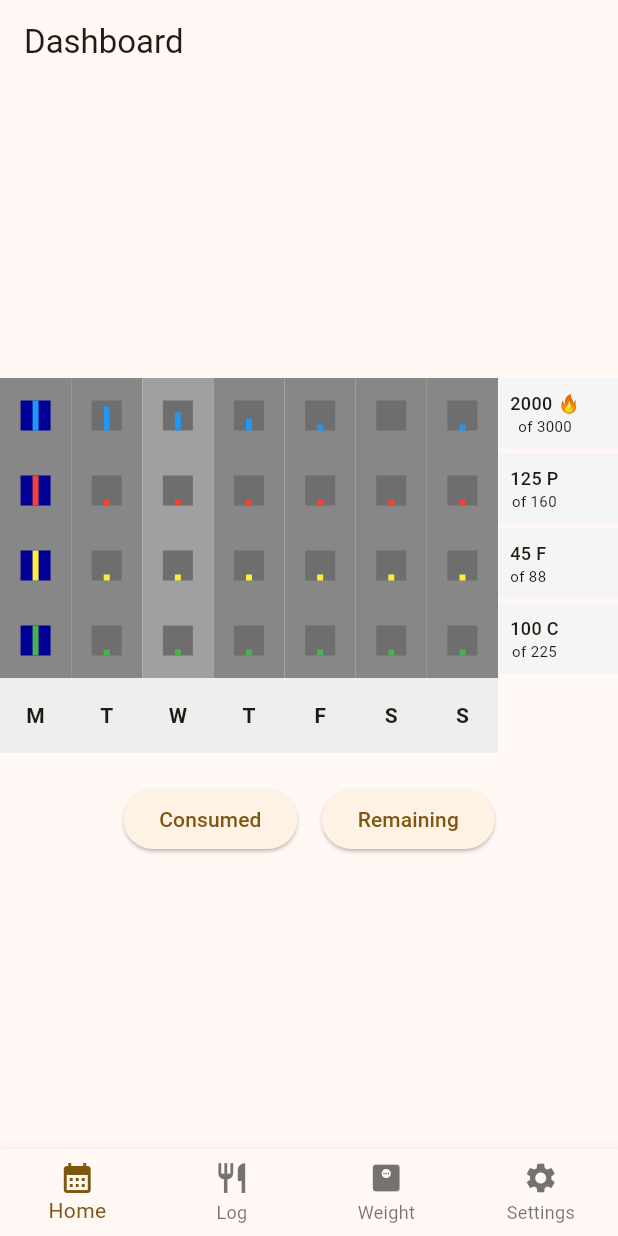
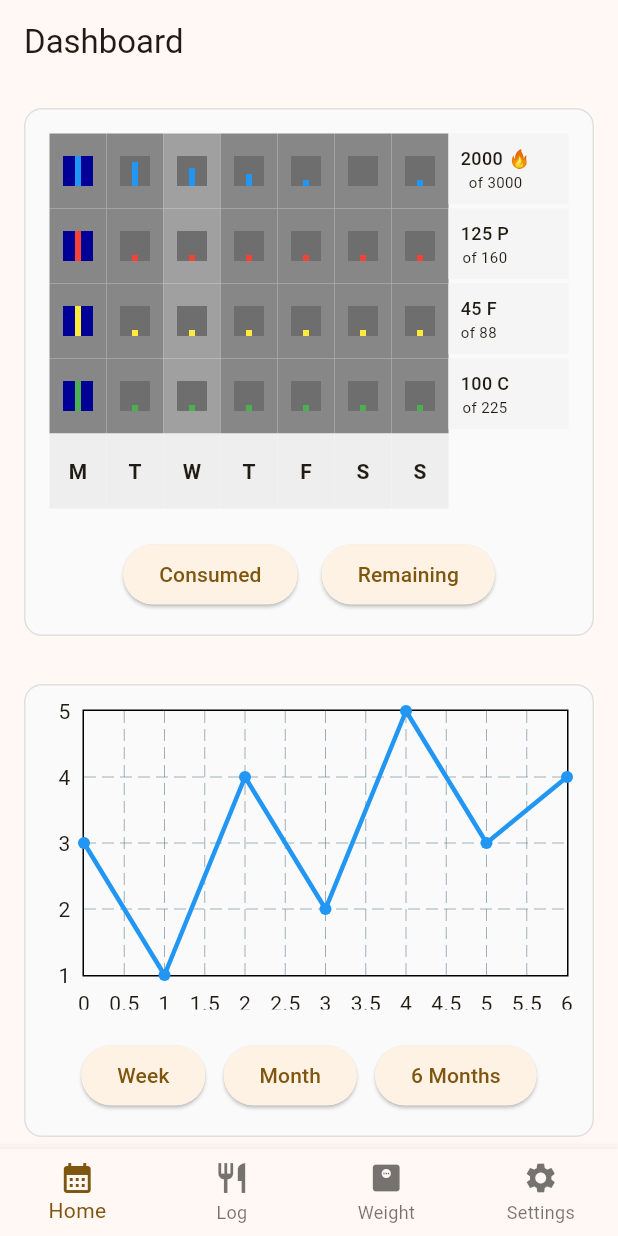
Before and after one commit to chadat23/free_cal_counter, a Flutter app: the screen it shows after launch, on a phone screen of 412 x 824 dp. Run offline on Flutter 3.47's test engine with Material 3 defaults, Android fonts, the phone set to English and light mode, and no system bars; drawn by our look-alikes of fl_chart.

Commit message:
weight chart added

```diff
--- a/lib/screens/home_screen.dart
+++ b/lib/screens/home_screen.dart
@@ -1,4 +1,5 @@
 import 'package:flutter/material.dart';
+import 'package:fl_chart/fl_chart.dart';
 
 class HomeScreen extends StatelessWidget {
   const HomeScreen({super.key});
@@ -7,9 +8,20 @@ class HomeScreen extends StatelessWidget {
   Widget build(BuildContext context) {
     return Scaffold(
       appBar: AppBar(title: const Text('Dashboard')),
-      body: Center(
+      body: SingleChildScrollView(
+        child: Padding(
+          padding: const EdgeInsets.all(16.0),
           child: Column(
-          mainAxisAlignment: MainAxisAlignment.center,
+            children: [
+              // Table Section Container
+              Container(
+                padding: const EdgeInsets.all(16.0),
+                decoration: BoxDecoration(
+                  color: Colors.grey[50],
+                  borderRadius: BorderRadius.circular(12),
+                  border: Border.all(color: Colors.grey[300]!),
+                ),
+                child: Column(
                   children: [
                     Table(
           // No border on the Table itself, as cells will have their own
@@ -111,6 +123,91 @@ class HomeScreen extends StatelessWidget {
                   ],
                 ),
                   ],
+                ),
+              ),
+              const SizedBox(height: 32), // Add spacing between sections
+              // Chart Section Container
+              Container(
+                padding: const EdgeInsets.all(16.0),
+                decoration: BoxDecoration(
+                  color: Colors.grey[50],
+                  borderRadius: BorderRadius.circular(12),
+                  border: Border.all(color: Colors.grey[300]!),
+                ),
+                child: Column(
+                  children: [
+                    SizedBox(
+                      height: 200,
+                      child: LineChart(
+                        LineChartData(
+                          gridData: FlGridData(show: true),
+                          titlesData: FlTitlesData(
+                            leftTitles: AxisTitles(
+                              sideTitles: SideTitles(showTitles: true),
+                            ),
+                            topTitles: AxisTitles(
+                              sideTitles: SideTitles(showTitles: false),
+                            ),
+                            rightTitles: AxisTitles(
+                              sideTitles: SideTitles(showTitles: false),
+                            ),
+                            bottomTitles: AxisTitles(
+                              sideTitles: SideTitles(showTitles: true),
+                            ),
+                          ),
+                          borderData: FlBorderData(show: true),
+                          lineBarsData: [
+                            LineChartBarData(
+                              spots: [
+                                const FlSpot(0, 3),
+                                const FlSpot(1, 1),
+                                const FlSpot(2, 4),
+                                const FlSpot(3, 2),
+                                const FlSpot(4, 5),
+                                const FlSpot(5, 3),
+                                const FlSpot(6, 4),
+                              ],
+                              isCurved: false,
+                              color: Colors.blue,
+                              barWidth: 3,
+                              dotData: FlDotData(show: true),
+                              belowBarData: BarAreaData(show: false),
+                            ),
+                          ],
+                        ),
+                      ),
+                    ),
+                    const SizedBox(height: 20), // Add spacing between chart and buttons
+                    Row(
+                      mainAxisAlignment: MainAxisAlignment.center,
+                      children: [
+                        ElevatedButton(
+                          onPressed: () {
+                            // TODO: Add functionality for Week button
+                          },
+                          child: const Text('Week'),
+                        ),
+                        const SizedBox(width: 12),
+                        ElevatedButton(
+                          onPressed: () {
+                            // TODO: Add functionality for Month button
+                          },
+                          child: const Text('Month'),
+                        ),
+                        const SizedBox(width: 12),
+                        ElevatedButton(
+                          onPressed: () {
+                            // TODO: Add functionality for 6 Months button
+                          },
+                          child: const Text('6 Months'),
+                        ),
+                      ],
+                    ),
+                  ],
+                ),
+              ),
+            ],
+          ),
         ),
       ),
     );
```
Lines whose indentation alone changed are shown as unchanged.
